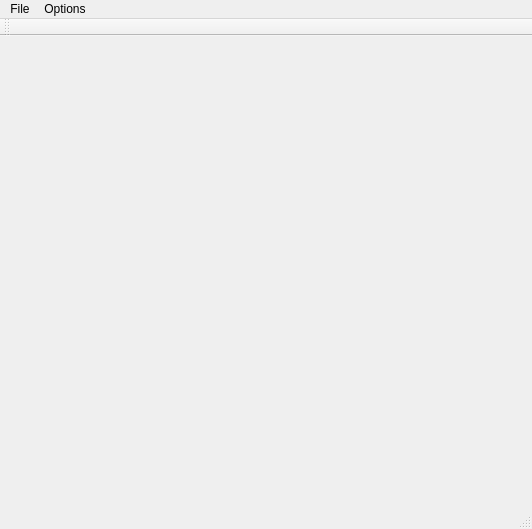
Before: the Qt Designer form native-client/mainwindow.ui in RafalDziegiel13k4/tech-int-project, drawn with Qt 5.
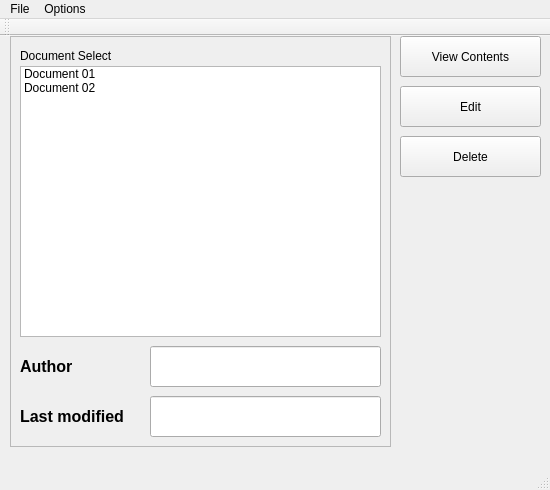
After: the same form once the commit is applied.

Commit message: Designed Main Window GUI

```diff
--- a/native-client/mainwindow.ui
+++ b/native-client/mainwindow.ui
@@ -6,20 +6,193 @@
    <rect>
     <x>0</x>
     <y>0</y>
-    <width>532</width>
-    <height>529</height>
+    <width>550</width>
+    <height>490</height>
    </rect>
   </property>
+  <property name="sizePolicy">
+   <sizepolicy hsizetype="Fixed" vsizetype="Fixed">
+    <horstretch>0</horstretch>
+    <verstretch>0</verstretch>
+   </sizepolicy>
+  </property>
+  <property name="minimumSize">
+   <size>
+    <width>550</width>
+    <height>490</height>
+   </size>
+  </property>
+  <property name="maximumSize">
+   <size>
+    <width>550</width>
+    <height>490</height>
+   </size>
+  </property>
   <property name="windowTitle">
    <string>Online Text Editor - Client</string>
   </property>
-  <widget class="QWidget" name="centralWidget"/>
+  <widget class="QWidget" name="centralWidget">
+   <widget class="QFrame" name="frame">
+    <property name="geometry">
+     <rect>
+      <x>10</x>
+      <y>0</y>
+      <width>381</width>
+      <height>411</height>
+     </rect>
+    </property>
+    <property name="frameShape">
+     <enum>QFrame::StyledPanel</enum>
+    </property>
+    <property name="frameShadow">
+     <enum>QFrame::Raised</enum>
+    </property>
+    <widget class="QListWidget" name="listWidget">
+     <property name="geometry">
+      <rect>
+       <x>10</x>
+       <y>30</y>
+       <width>361</width>
+       <height>271</height>
+      </rect>
+     </property>
+     <item>
+      <property name="text">
+       <string>Document 01</string>
+      </property>
+     </item>
+     <item>
+      <property name="text">
+       <string>Document 02</string>
+      </property>
+     </item>
+    </widget>
+    <widget class="QLabel" name="labelDocSel">
+     <property name="geometry">
+      <rect>
+       <x>10</x>
+       <y>9</y>
+       <width>361</width>
+       <height>21</height>
+      </rect>
+     </property>
+     <property name="text">
+      <string>Document Select</string>
+     </property>
+    </widget>
+    <widget class="QLabel" name="labelAuthor">
+     <property name="geometry">
+      <rect>
+       <x>10</x>
+       <y>310</y>
+       <width>121</width>
+       <height>41</height>
+      </rect>
+     </property>
+     <property name="font">
+      <font>
+       <pointsize>12</pointsize>
+       <weight>75</weight>
+       <bold>true</bold>
+      </font>
+     </property>
+     <property name="text">
+      <string>Author</string>
+     </property>
+    </widget>
+    <widget class="QLabel" name="labelDate">
+     <property name="geometry">
+      <rect>
+       <x>10</x>
+       <y>360</y>
+       <width>121</width>
+       <height>41</height>
+      </rect>
+     </property>
+     <property name="font">
+      <font>
+       <pointsize>12</pointsize>
+       <weight>75</weight>
+       <bold>true</bold>
+      </font>
+     </property>
+     <property name="text">
+      <string>Last modified</string>
+     </property>
+    </widget>
+    <widget class="QLineEdit" name="lineEditAuthor">
+     <property name="geometry">
+      <rect>
+       <x>140</x>
+       <y>310</y>
+       <width>231</width>
+       <height>41</height>
+      </rect>
+     </property>
+     <property name="readOnly">
+      <bool>true</bool>
+     </property>
+    </widget>
+    <widget class="QLineEdit" name="lineEditAuthor_2">
+     <property name="geometry">
+      <rect>
+       <x>140</x>
+       <y>360</y>
+       <width>231</width>
+       <height>41</height>
+      </rect>
+     </property>
+     <property name="readOnly">
+      <bool>true</bool>
+     </property>
+    </widget>
+   </widget>
+   <widget class="QPushButton" name="pushButtonView">
+    <property name="geometry">
+     <rect>
+      <x>400</x>
+      <y>0</y>
+      <width>141</width>
+      <height>41</height>
+     </rect>
+    </property>
+    <property name="text">
+     <string>View Contents</string>
+    </property>
+   </widget>
+   <widget class="QPushButton" name="pushButtonEdit">
+    <property name="geometry">
+     <rect>
+      <x>400</x>
+      <y>50</y>
+      <width>141</width>
+      <height>41</height>
+     </rect>
+    </property>
+    <property name="text">
+     <string>Edit</string>
+    </property>
+   </widget>
+   <widget class="QPushButton" name="pushButtonDelete">
+    <property name="geometry">
+     <rect>
+      <x>400</x>
+      <y>100</y>
+      <width>141</width>
+      <height>41</height>
+     </rect>
+    </property>
+    <property name="text">
+     <string>Delete</string>
+    </property>
+   </widget>
+  </widget>
   <widget class="QMenuBar" name="menuBar">
    <property name="geometry">
     <rect>
      <x>0</x>
      <y>0</y>
-     <width>532</width>
+     <width>550</width>
      <height>28</height>
     </rect>
    </property>
```
